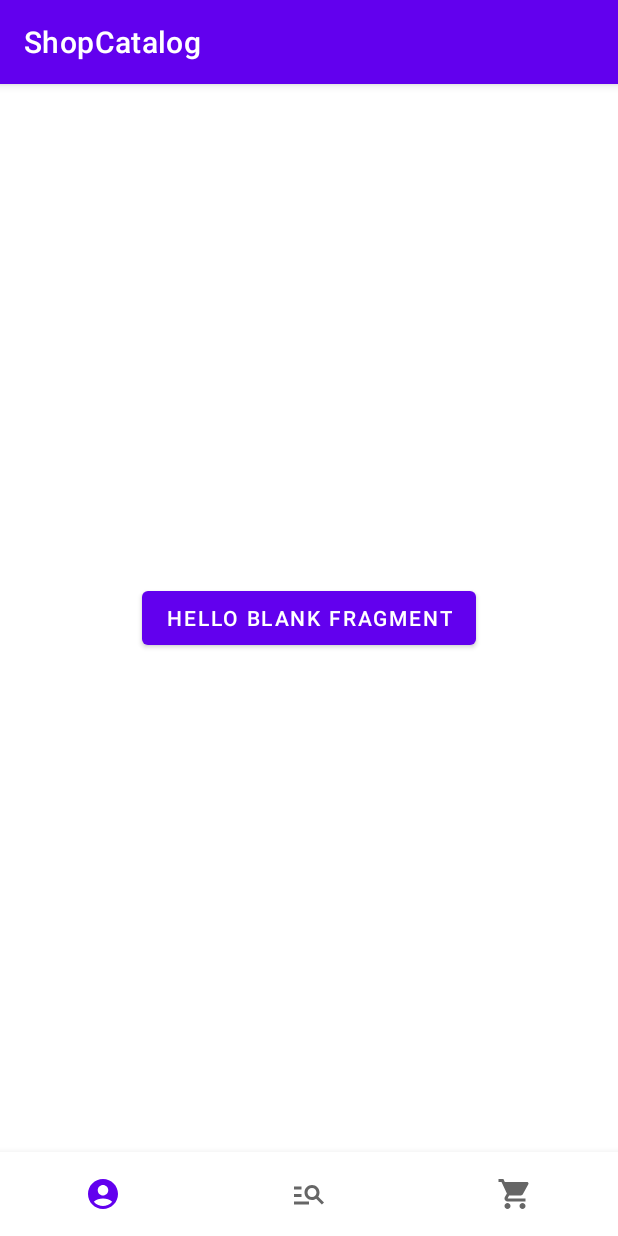
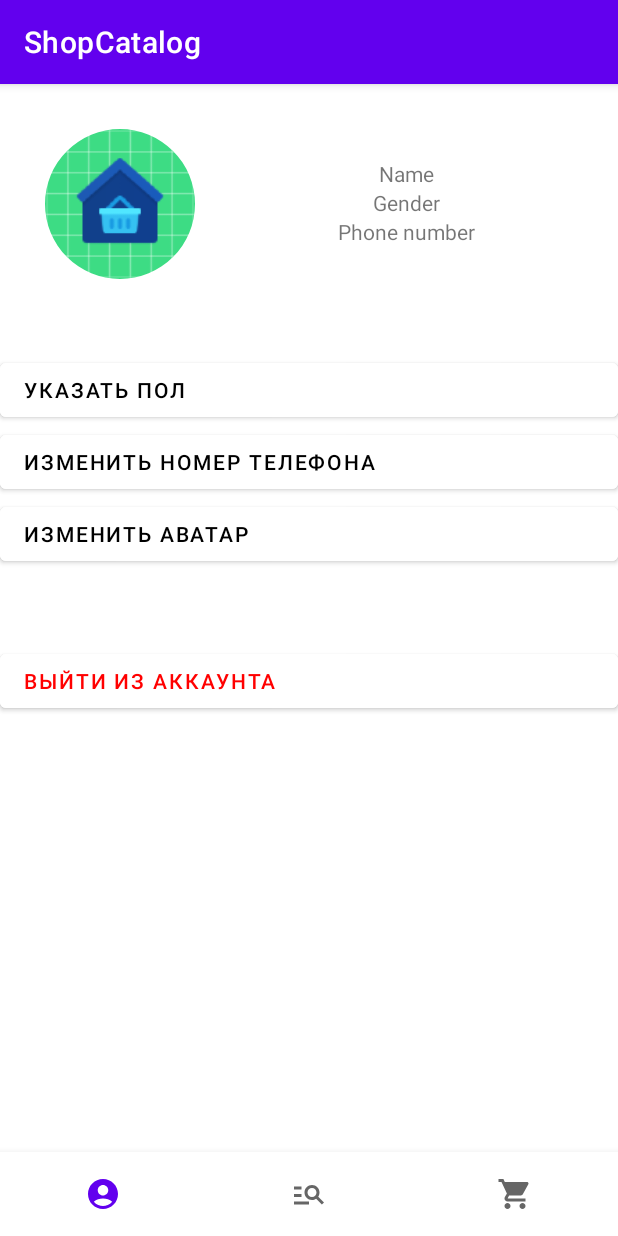
Before and after one commit to inimitab1e/ShopCatalog, an Android app: the ProfileFragment screen opened through its navigation route, on a phone screen of 412 x 824 dp. Run offline under Robolectric (Android 15) with nearby library versions, the phone set to English and light mode, and no system bars; our stand-ins replace Dagger/Hilt's generated code, navigation-ui; libraries missing offline, so code that uses them is left out: by.kirich1409.viewbindingdelegate; 7 statements that could not run were skipped.

Commit message:
profile ui done, need test

```diff
--- /dev/null
+++ b/app/src/main/res/drawable/ic_edit_account_24.xml
@@ -0,0 +1,7 @@
+<vector android:height="24dp" android:tint="#575757"
+    android:viewportHeight="24" android:viewportWidth="24"
+    android:width="24dp" xmlns:android="http://schemas.android.com/apk/res/android">
+    <path android:fillColor="@android:color/white" android:pathData="M10,8m-4,0a4,4 0,1 1,8 0a4,4 0,1 1,-8 0"/>
+    <path android:fillColor="@android:color/white" android:pathData="M10.67,13.02C10.45,13.01 10.23,13 10,13c-2.42,0 -4.68,0.67 -6.61,1.82C2.51,15.34 2,16.32 2,17.35V20h9.26C10.47,18.87 10,17.49 10,16C10,14.93 10.25,13.93 10.67,13.02z"/>
+    <path android:fillColor="@android:color/white" android:pathData="M20.75,16c0,-0.22 -0.03,-0.42 -0.06,-0.63l1.14,-1.01l-1,-1.73l-1.45,0.49c-0.32,-0.27 -0.68,-0.48 -1.08,-0.63L18,11h-2l-0.3,1.49c-0.4,0.15 -0.76,0.36 -1.08,0.63l-1.45,-0.49l-1,1.73l1.14,1.01c-0.03,0.21 -0.06,0.41 -0.06,0.63s0.03,0.42 0.06,0.63l-1.14,1.01l1,1.73l1.45,-0.49c0.32,0.27 0.68,0.48 1.08,0.63L16,21h2l0.3,-1.49c0.4,-0.15 0.76,-0.36 1.08,-0.63l1.45,0.49l1,-1.73l-1.14,-1.01C20.72,16.42 20.75,16.22 20.75,16zM17,18c-1.1,0 -2,-0.9 -2,-2s0.9,-2 2,-2s2,0.9 2,2S18.1,18 17,18z"/>
+</vector>
--- /dev/null
+++ b/app/src/main/res/drawable/image_button_modif.xml
@@ -0,0 +1,8 @@
+<?xml version="1.0" encoding="utf-8"?>
+<shape xmlns:android="http://schemas.android.com/apk/res/android">
+    <solid android:color="@color/white" />
+    <corners android:radius="10dp" />
+    <stroke
+        android:width="1dp"
+        android:color="@color/gray" />
+</shape>
--- /dev/null
+++ b/app/src/main/res/drawable/profile_buttons_modif.xml
@@ -0,0 +1,5 @@
+<?xml version="1.0" encoding="utf-8"?>
+<style name="circleImageView" parent="">
+    <item name="cornerFamily">rounded</item>
+    <item name="cornerSize">50%</item>
+</style>
--- a/app/src/main/res/layout/fragment_profile.xml
+++ b/app/src/main/res/layout/fragment_profile.xml
@@ -1,16 +1,105 @@
 <?xml version="1.0" encoding="utf-8"?>
-<FrameLayout xmlns:android="http://schemas.android.com/apk/res/android"
+<ScrollView xmlns:android="http://schemas.android.com/apk/res/android"
+    xmlns:app="http://schemas.android.com/apk/res-auto"
     xmlns:tools="http://schemas.android.com/tools"
     android:layout_width="match_parent"
     android:layout_height="match_parent"
     tools:context=".ui.profile.ProfileFragment">
 
-    <!-- TODO: Update blank fragment layout -->
-    <Button
-        android:id="@+id/btnLogout"
-        android:layout_width="wrap_content"
-        android:layout_height="wrap_content"
-        android:layout_gravity="center"
-        android:text="@string/hello_blank_fragment" />
+    <androidx.constraintlayout.widget.ConstraintLayout
+        android:layout_width="match_parent"
+        android:layout_height="wrap_content">
 
-</FrameLayout>
+        <com.google.android.material.imageview.ShapeableImageView
+            android:id="@+id/ivProfileAvatar"
+            android:layout_width="100dp"
+            android:layout_height="100dp"
+            app:strokeColor="@android:color/darker_gray"
+            app:shapeAppearanceOverlay="@style/circleImageView"
+            android:layout_margin="30dp"
+            android:src="@mipmap/ic_app_launcher"
+            app:layout_constraintStart_toStartOf="parent"
+            app:layout_constraintTop_toTopOf="parent" />
+
+        <TextView
+            android:id="@+id/tvProfileName"
+            android:layout_width="wrap_content"
+            android:layout_height="wrap_content"
+            android:layout_marginTop="50dp"
+            android:text="Name"
+            app:layout_constraintEnd_toEndOf="parent"
+            app:layout_constraintStart_toEndOf="@+id/ivProfileAvatar"
+            app:layout_constraintTop_toTopOf="parent" />
+
+        <TextView
+            android:id="@+id/tvProfileGender"
+            android:layout_width="wrap_content"
+            android:layout_height="wrap_content"
+            android:text="Gender"
+            app:layout_constraintTop_toBottomOf="@id/tvProfileName"
+            app:layout_constraintEnd_toEndOf="parent"
+            app:layout_constraintStart_toEndOf="@+id/ivProfileAvatar" />
+
+        <TextView
+            android:id="@+id/tvProfilePhoneNumber"
+            android:layout_width="wrap_content"
+            android:layout_height="wrap_content"
+            android:text="Phone number"
+            app:layout_constraintTop_toBottomOf="@id/tvProfileGender"
+            app:layout_constraintEnd_toEndOf="parent"
+            app:layout_constraintStart_toEndOf="@+id/ivProfileAvatar" />
+
+        <Button
+            android:id="@+id/btnChangeProfileGender"
+            android:layout_width="match_parent"
+            android:layout_height="wrap_content"
+            android:layout_marginTop="50dp"
+            android:backgroundTint="@color/white"
+            android:text="Указать пол"
+            android:gravity="start|center"
+            android:textColor="@color/black"
+            app:layout_constraintEnd_toEndOf="parent"
+            app:layout_constraintStart_toStartOf="parent"
+            app:layout_constraintTop_toBottomOf="@+id/ivProfileAvatar" />
+
+        <Button
+            android:id="@+id/btnChangeProfilePhoneNumber"
+            android:layout_width="match_parent"
+            android:layout_height="wrap_content"
+            android:backgroundTint="@color/white"
+            android:text="Изменить номер телефона"
+            android:gravity="start|center"
+            android:textColor="@color/black"
+            app:layout_constraintEnd_toEndOf="parent"
+            app:layout_constraintStart_toStartOf="parent"
+            app:layout_constraintTop_toBottomOf="@+id/btnChangeProfileGender" />
+
+        <Button
+            android:id="@+id/btnChangeProfileAvatar"
+            android:layout_width="match_parent"
+            android:layout_height="wrap_content"
+            android:backgroundTint="@color/white"
+            android:text="Изменить аватар"
+            android:gravity="start|center"
+            android:textColor="@color/black"
+            app:layout_constraintEnd_toEndOf="parent"
+            app:layout_constraintStart_toStartOf="parent"
+            app:layout_constraintTop_toBottomOf="@+id/btnChangeProfilePhoneNumber" />
+
+        <Button
+            android:id="@+id/btnLogout"
+            android:layout_width="match_parent"
+            android:layout_height="wrap_content"
+            android:layout_marginTop="50dp"
+            android:backgroundTint="@color/white"
+            android:gravity="start|center"
+            android:text="Выйти из аккаунта"
+            android:textColor="@color/red"
+            app:layout_constraintBottom_toBottomOf="parent"
+            app:layout_constraintEnd_toEndOf="parent"
+            app:layout_constraintStart_toStartOf="parent"
+            app:layout_constraintTop_toBottomOf="@+id/btnChangeProfileAvatar" />
+
+    </androidx.constraintlayout.widget.ConstraintLayout>
+
+</ScrollView>
--- a/app/src/main/res/values/colors.xml
+++ b/app/src/main/res/values/colors.xml
@@ -7,6 +7,8 @@
     <color name="teal_700">#FF018786</color>
     <color name="black">#FF000000</color>
     <color name="white">#FFFFFFFF</color>
+    <color name="gray">#8A8A8A</color>
+    <color name="red">#FF0000</color>
 
     <color name="base_edittext_stroke">#2196F3</color>
 
--- a/app/src/main/res/values/themes.xml
+++ b/app/src/main/res/values/themes.xml
@@ -13,4 +13,9 @@
         <item name="android:statusBarColor">?attr/colorPrimaryVariant</item>
         <!-- Customize your theme here. -->
     </style>
+
+    <style name="circleImageView" parent="">
+        <item name="cornerFamily">rounded</item>
+        <item name="cornerSize">50%</item>
+    </style>
 </resources>
```
